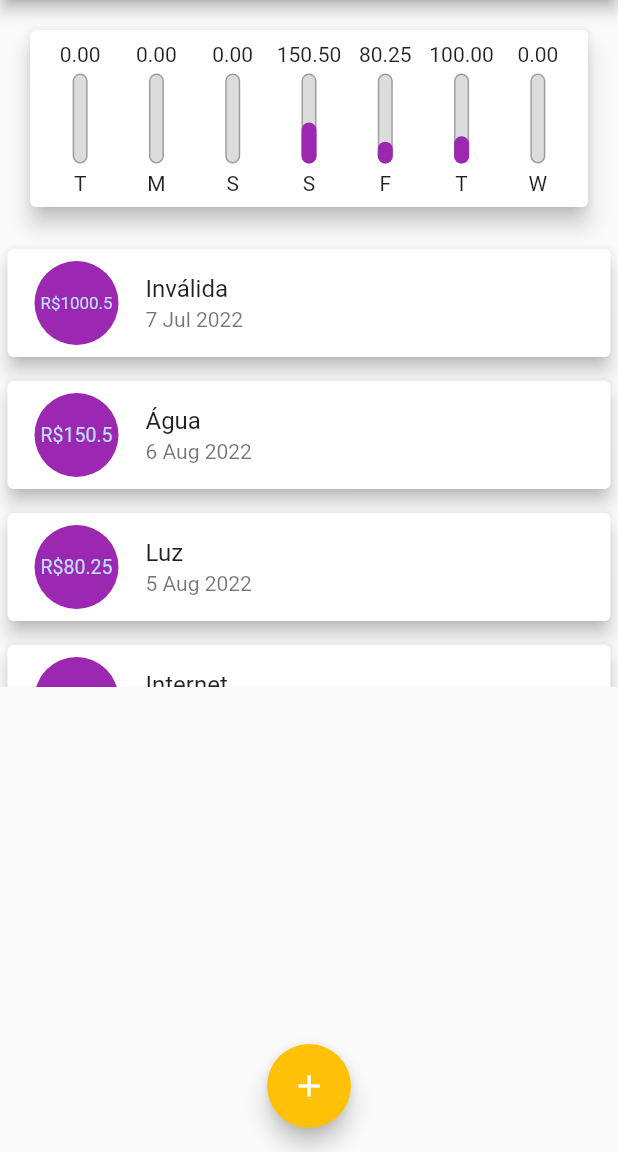
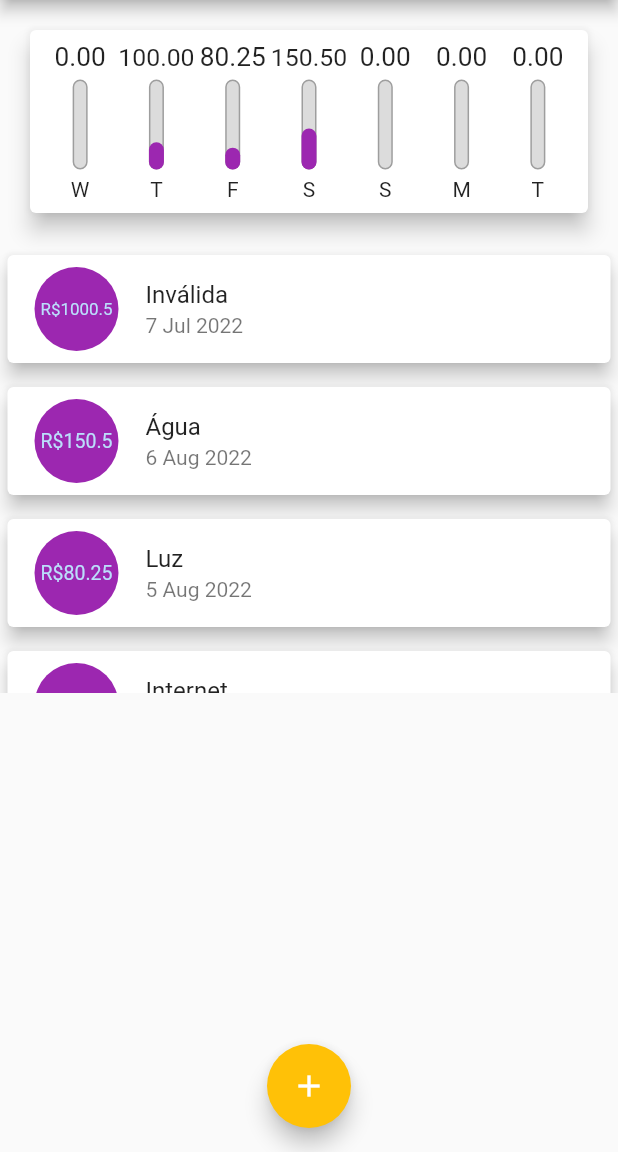
Before and after one commit to KevinCaires/personal_spent, a Flutter app: the screen it shows after launch, on a phone screen of 412 x 824 dp, the part 84-1236 px from its top. Run offline on Flutter 3.47's test engine with Material 2 defaults, Android fonts, the phone set to English and light mode, and no system bars.

Commit message:
FIX graph to show each column in the same size.

```diff
--- a/lib/components/chart.dart
+++ b/lib/components/chart.dart
@@ -17,8 +17,11 @@ class ChartBar extends StatelessWidget {
   Widget build(BuildContext context) {
     return Column(
       children: <Widget>[
-        FittedBox(
-          child: Text(value.toStringAsFixed(2)),
+        Container(
+          height: 20,
+          child: FittedBox(
+            child: Text(value.toStringAsFixed(2)),
+          ),
         ),
         const SizedBox(height: 5),
         Container(
@@ -82,7 +85,7 @@ class Chart extends StatelessWidget {
         'day': DateFormat.E().format(weekDay)[0],
         'value': totalSum,
       };
-    });
+    }).reversed.toList();
   }
 
   double get _weekTotalValue {
@@ -95,7 +98,7 @@ class Chart extends StatelessWidget {
   Widget build(BuildContext context) {
     return Card(
       elevation: 6,
-      margin: EdgeInsets.all(20),
+      margin: const EdgeInsets.all(20),
       child: Padding(
         padding: const EdgeInsets.all(8.0),
         child: Row(
```
